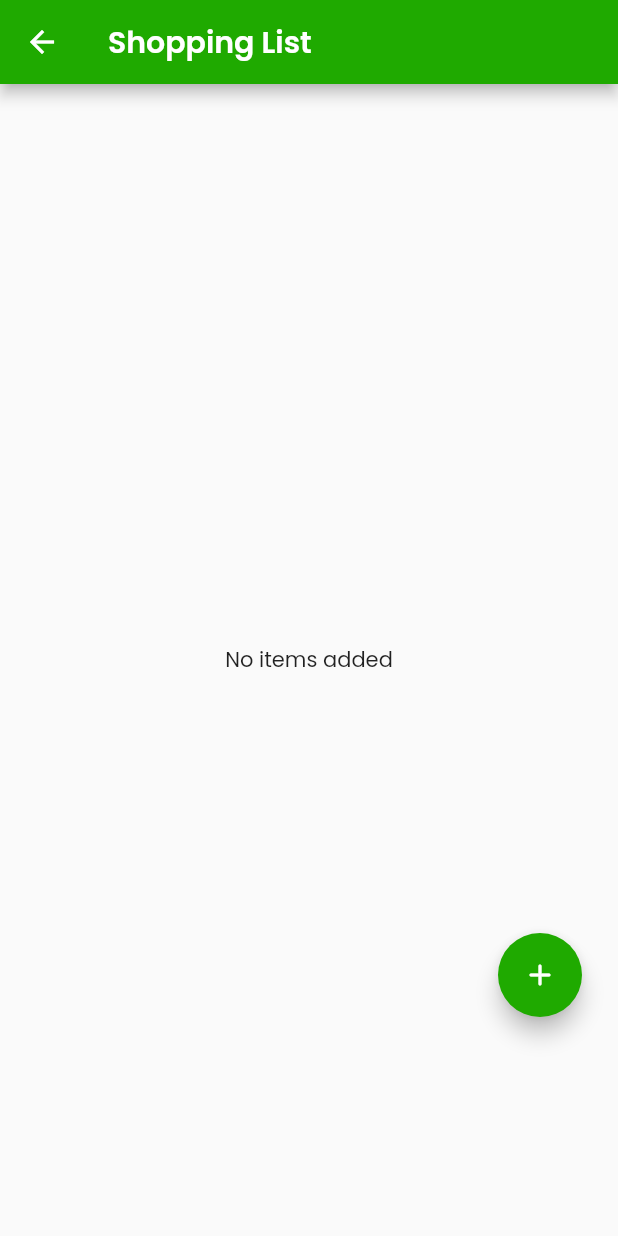
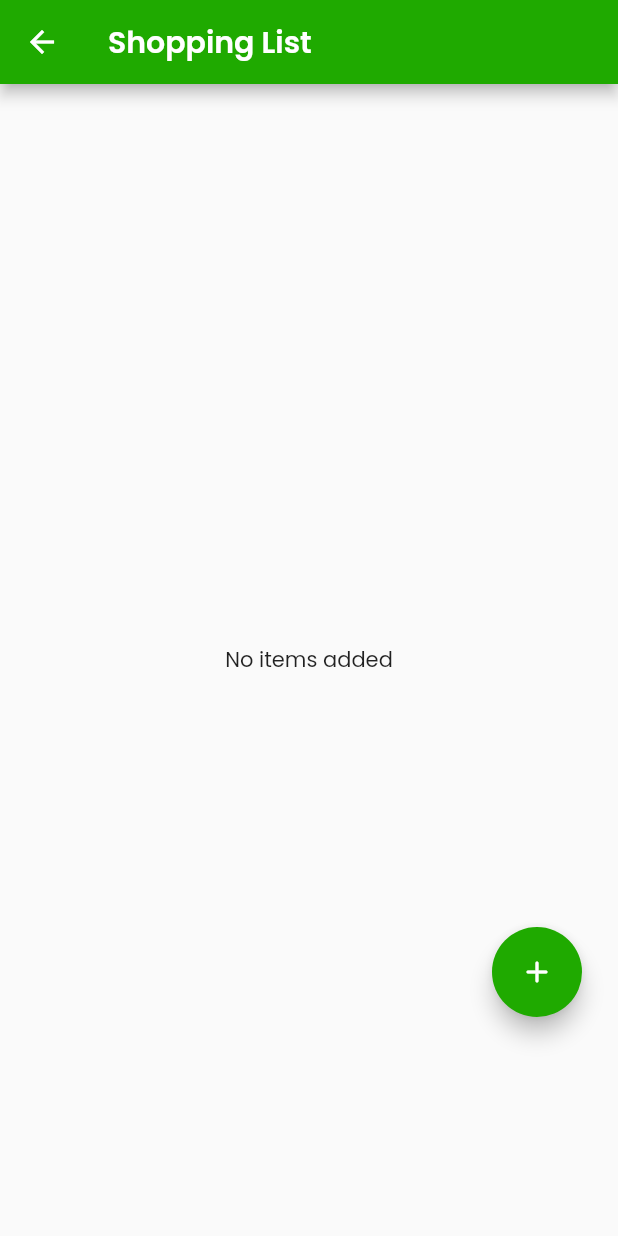
Before and after one commit to believe2world/app_flutter, a Flutter app: the ShoppingListPage screen opened directly, on a phone screen of 412 x 824 dp. Run offline on Flutter 3.47's test engine with Material 2 defaults, Android fonts, the phone set to English and light mode, and no system bars; our stand-ins replace firebase_auth, firebase_core, google_fonts, google_sign_in, shared_preferences; missing offline and left inert: flutter_barcode_scanner; accounts and stored records are empty; statements that could not run were skipped.

Commit message:
changes made

```diff
--- a/lib/screens/shopping_list.dart
+++ b/lib/screens/shopping_list.dart
@@ -44,10 +44,14 @@ class _ShoppingListPageState extends State<ShoppingListPage> {
           bottom: 130.0,
           right: 8.0,
         ),
-        child: FloatingActionButton(
-          backgroundColor: Theme.of(context).primaryColor,
-          child: Icon(Icons.add_rounded),
-          onPressed: () => goToNewItemAdd(),
+        child: Container(
+          height: 60.0,
+          width: 60.0,
+          child: FloatingActionButton(
+            backgroundColor: Theme.of(context).primaryColor,
+            child: Icon(Icons.add_rounded),
+            onPressed: () => goToNewItemAdd(),
+          ),
         ),
       ),
     );
```
Also changed, not shown: lib/screens/shopping_cart.dart (+8 -4 lines).
